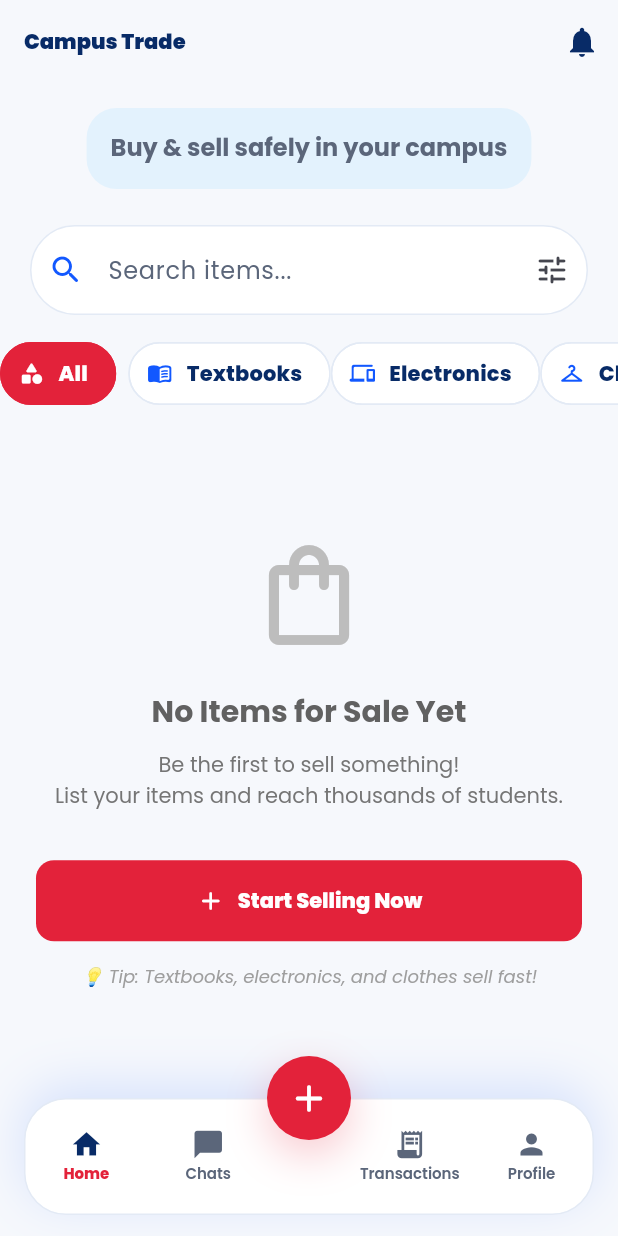
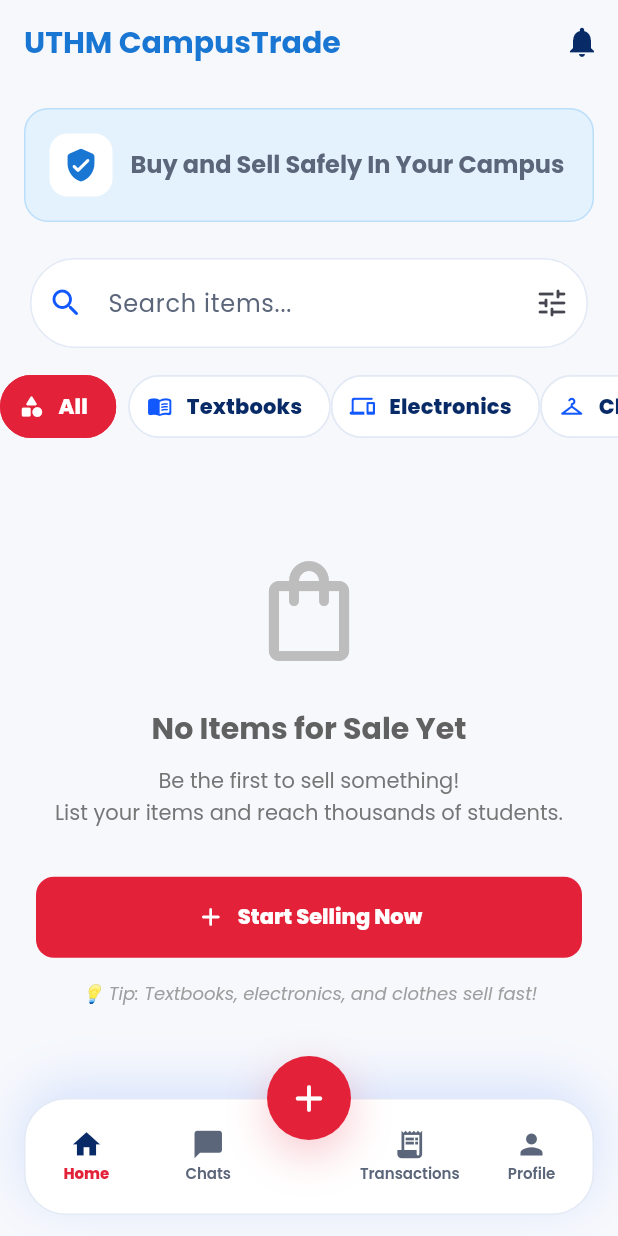
Before and after one commit to qaid-u/UTHM-CampusTrade-A-Structured-and-Trust-Driven-Campus-Transaction-System, a Flutter app: the screen it shows once a user with an empty profile is signed in, on a phone screen of 412 x 824 dp. Run offline on Flutter 3.47's test engine with Material 3 defaults, Android fonts, the light colour scheme and no system bars; our stand-ins replace audioplayers, cached_network_image, cloud_firestore, firebase_auth, firebase_core, firebase_messaging and 7 more; accounts and stored records are empty.

Commit message:
Update home header branding

```diff
--- a/lib/screens/home_screen.dart
+++ b/lib/screens/home_screen.dart
@@ -234,7 +234,17 @@ class _HomeScreenState extends State<HomeScreen> {
 
     return Scaffold(
       appBar: AppBar(
-        title: const Text("Campus Trade"),
+        title: Row(
+          mainAxisSize: MainAxisSize.min,
+          children: [
+            Text("UTHM CampusTrade",
+                style: TextStyle(
+                  color: Colors.blue.shade700,
+                  fontWeight: FontWeight.bold,
+                  fontSize: 20,
+                )),
+          ],
+        ),
         actions: [_notificationButton(user.uid)],
       ),
 
@@ -428,11 +438,31 @@ class _HomeScreenState extends State<HomeScreen> {
       padding: const EdgeInsets.all(16),
       decoration: BoxDecoration(
         color: Colors.blue.shade50,
-        borderRadius: BorderRadius.circular(20),
+        borderRadius: BorderRadius.circular(16),
+        border: Border.all(color: Colors.blue.shade100),
       ),
-      child: const Text(
-        "Buy & sell safely in your campus",
-        style: TextStyle(fontSize: 16, fontWeight: FontWeight.bold),
+      child: Row(
+        children: [
+          Container(
+            width: 42,
+            height: 42,
+            decoration: BoxDecoration(
+              color: Colors.white,
+              borderRadius: BorderRadius.circular(12),
+            ),
+            child: Icon(
+              Icons.verified_user_rounded,
+              color: Colors.blue.shade700,
+            ),
+          ),
+          const SizedBox(width: 12),
+          const Expanded(
+            child: Text(
+              "Buy and Sell Safely In Your Campus",
+              style: TextStyle(fontSize: 16, fontWeight: FontWeight.bold),
+            ),
+          ),
+        ],
       ),
     );
   }
```
